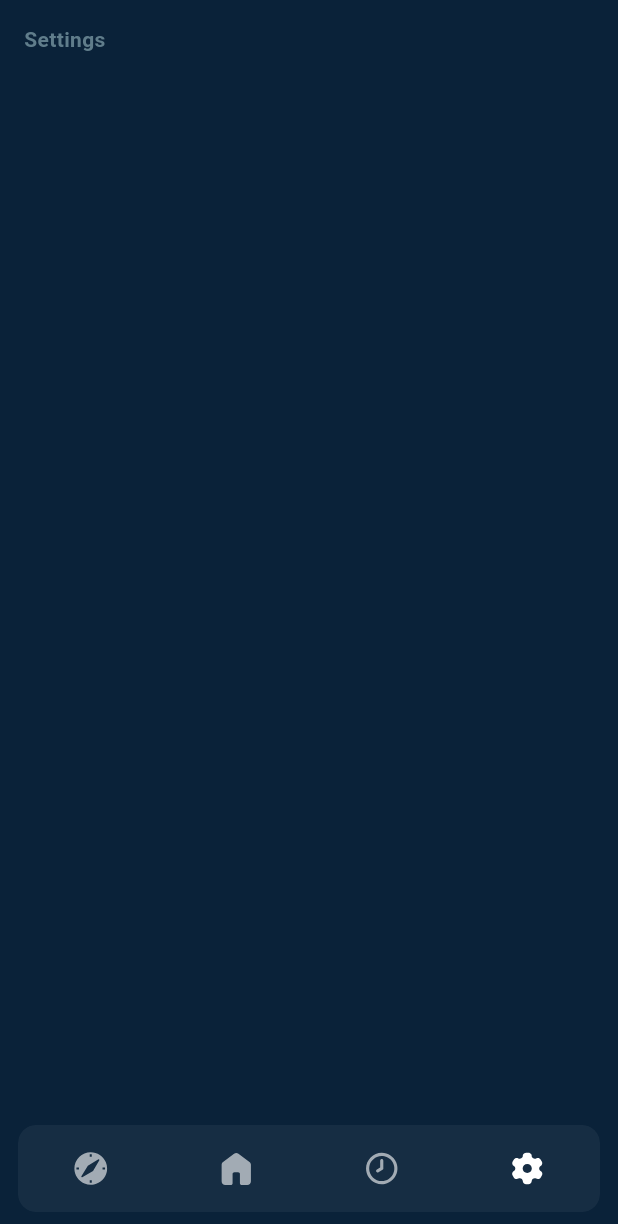
After one commit to ki1lux/Adhanuk, a Flutter app: the screen it shows after launch, item 4 of the bottom bar chosen, on a phone screen of 412 x 824 dp. The commit adds this screen. Shown: the top 1224 px of the screen. Run offline on Flutter 3.47's test engine with Material 3 defaults, Android fonts, the phone set to English and light mode, and no system bars; our stand-ins replace adhan, flutter_svg, geocoding, geolocator; missing offline and left inert: flutter_qiblah; project files that could hold a hidden picture were left out.

Commit message:
add settings screen

```diff
--- a/lib/main.dart
+++ b/lib/main.dart
@@ -7,6 +7,7 @@ import 'dart:ui';
 
 import 'package:flutter/material.dart';
 import 'package:flutter_svg/svg.dart';
+import 'package:myadhan/view/SettingsScreen.dart';
 import 'package:myadhan/view/adhan_screen.dart';
 // import 'package:myadhan/test.dart';
 
@@ -34,6 +35,7 @@ class _MyAppState extends State<MyApp> {
     QiblaScreen(),
     AdhanScreen(),
     PrayerTimeScreen(),
+    SettingsScreen(),
   ];
 
   @override
@@ -64,6 +66,7 @@ class _MyAppState extends State<MyApp> {
                     _buildNavItem('assets/h1.svg', 0),
                     _buildNavItem('assets/h2.svg', 1),
                     _buildNavItem('assets/h3.svg', 2),
+                    _buildNavItem('assets/settingsIcon.svg', 3),
                   ],
                 ),
               ),
--- a/lib/view/PrayerTimeScreen.dart
+++ b/lib/view/PrayerTimeScreen.dart
@@ -107,7 +107,7 @@ class _PrayerTimeState extends State<PrayerTimeScreen> {
                 mainAxisAlignment: MainAxisAlignment.spaceBetween,
                 children: [
                   Icon(Icons.volume_up, color: Color(0xffF0F8FF)),
-                 isNext
+                  isNext
                       ? CountdownTimer(
                         onFinish: () {
                           setState(() {
--- /dev/null
+++ b/lib/view/SettingsScreen.dart
@@ -0,0 +1,28 @@
+import 'package:flutter/material.dart';
+
+class SettingsScreen extends StatelessWidget {
+  @override
+  Widget build(BuildContext context) {
+    // TODO: implement build
+    return Scaffold(
+      backgroundColor: const Color(0xff0A2239),
+      body: SafeArea(
+        child: Column(
+          children: [
+            Padding(
+              padding: EdgeInsets.all(16),
+              child: Text(
+                "Settings",
+                style: TextStyle(
+                  color: Colors.blueGrey,
+                  fontSize: 14,
+                  fontWeight: FontWeight.bold,
+                ),
+              ),
+            ),
+          ],
+        ),
+      ),
+    );
+  }
+}
--- a/pubspec.yaml
+++ b/pubspec.yaml
@@ -78,6 +78,7 @@ flutter:
     - assets/ka3baInCompass.svg
     - assets/test.svg
     - assets/arrow.svg
+    - assets/settingsIcon.svg
 
   # An image asset can refer to one or more resolution-specific "variants", see
   # https://flutter.dev/to/resolution-aware-images
```
Also changed, not shown: assets/settingsIcon.svg (added).
